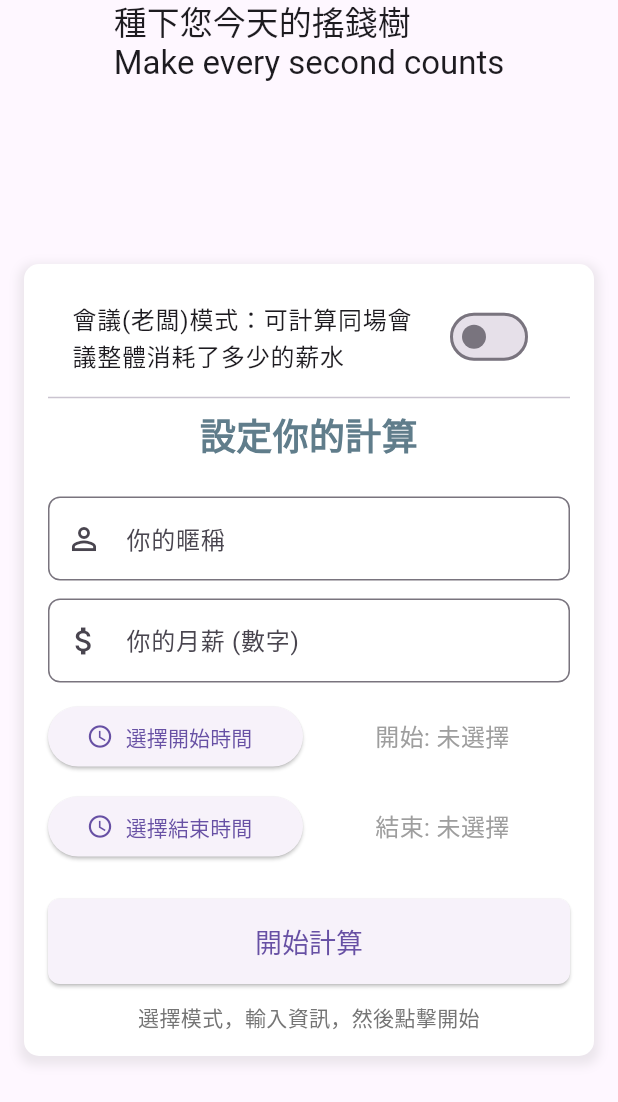
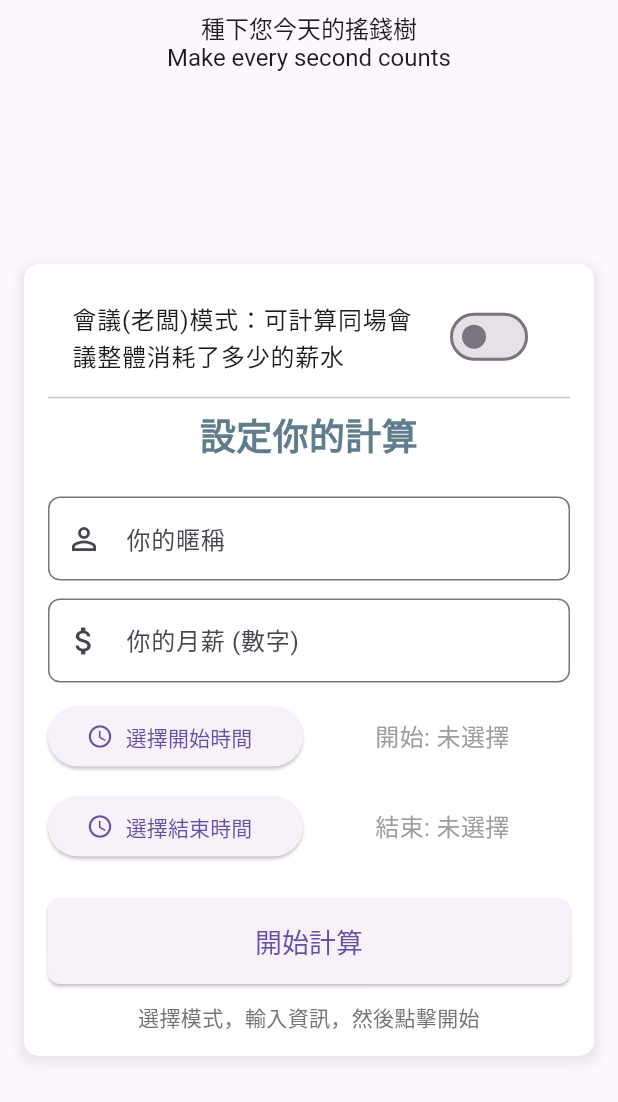
Before and after one commit to d-chien/salary-calculator, a Flutter app: the screen it shows after launch, on a phone screen of 412 x 824 dp. Shown: the top 1102 px of the screen. Run offline on Flutter 3.47's test engine with Material 3 defaults, Android fonts, the phone set to English and light mode, and no system bars; our stand-ins replace community_charts_flutter.

Commit message:
update appbar arangement

```diff
--- a/salary_calculator/lib/main.dart
+++ b/salary_calculator/lib/main.dart
@@ -709,7 +709,15 @@ class _SalaryCalculatorPageState extends State<SalaryCalculatorPage> {
   Widget build(BuildContext context) {
     return Scaffold( // 提供基本的應用程式結構
       appBar: AppBar( // 應用程式頂部欄
-        title: const Text('種下您今天的搖錢樹\nMake every second counts'), // 標題
+        title: Padding(
+            padding: const EdgeInsets.only(top:5.0, bottom: 5.0),
+            child:
+              const Text(
+              '種下您今天的搖錢樹\nMake every second counts',
+              textAlign: TextAlign.center,
+              style: TextStyle(fontSize: 16),
+            ),
+         ), // 標題
         centerTitle: true, // 標題居中
       ),
       body: Padding( // 為 body 內容添加內邊距
```
